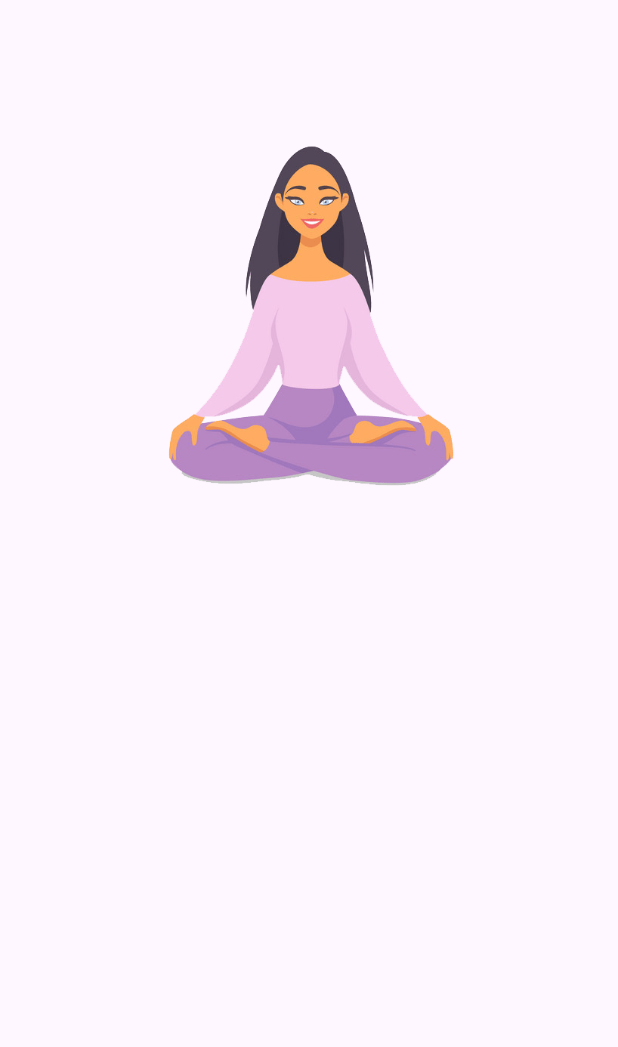
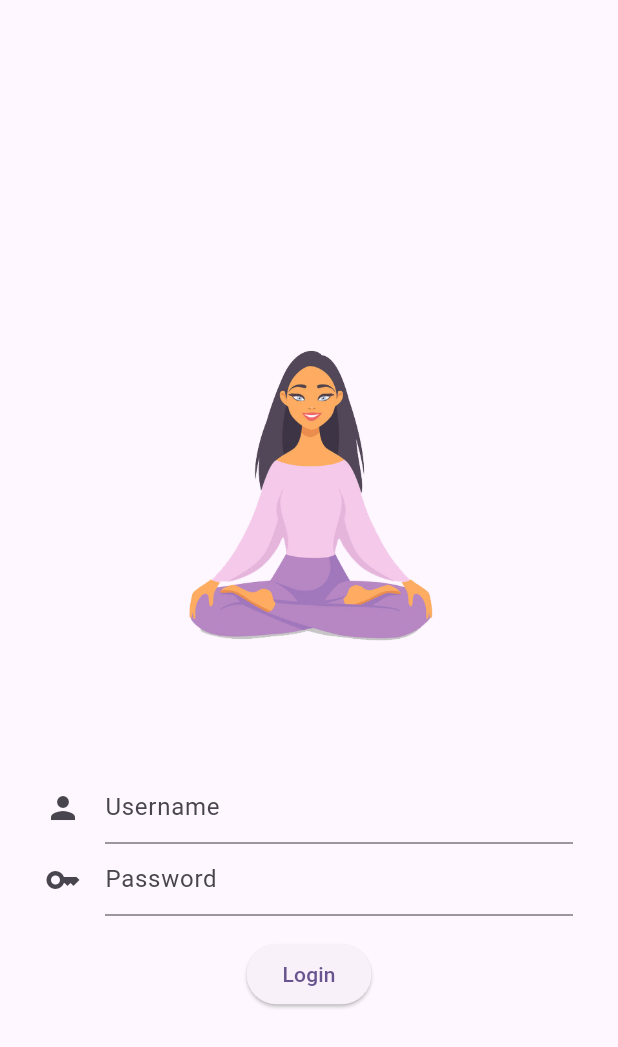
Before and after one commit to alihan-ulker/Flutter-Examples, a Flutter app: the screen it shows after launch, on a phone screen of 412 x 824 dp. Shown: the top 1047 px of the screen. Run offline on Flutter 3.47's test engine with Material 2 defaults, Android fonts, the light colour scheme and no system bars; our stand-ins replace equatable, fluro, flutter_bloc, package_info_plus; missing offline and left inert: flutter_inappwebview, vexana.

Commit message:
example completed

```diff
--- a/flutter_bloc_example_3/lib/views/auth/login/login_screen.dart
+++ b/flutter_bloc_example_3/lib/views/auth/login/login_screen.dart
@@ -3,6 +3,8 @@ import 'package:flutter_bloc/flutter_bloc.dart';
 import 'package:flutter_bloc_example_3/blocs/auth/login/login_bloc.dart';
 import 'package:flutter_bloc_example_3/blocs/auth/login/login_state.dart';
 import 'package:flutter_bloc_example_3/repository/auth/login/login_repository.dart';
+import 'package:flutter_bloc_example_3/views/auth/form_submission_status.dart';
+import 'package:flutter_bloc_example_3/views/auth/login/widgets/form_widget.dart';
 
 class LoginScreen extends StatelessWidget {
   const LoginScreen({Key? key}) : super(key: key);
@@ -15,18 +17,36 @@ class LoginScreen extends StatelessWidget {
           authRepo: context.read<LoginRepository>(),
         ),
         child: BlocListener<LoginBloc, LoginState>(
-          listener: (context, state) {},
+          listener: (context, state) {
+            final formStatus = state.formStatus;
+
+            if (formStatus is SubmissionFailed) {
+              _showSnackBar(context, formStatus.exception.toString());
+            }
+          },
           listenWhen: (previous, current) =>
               previous.formStatus != current.formStatus,
           child: Center(
-            child: Column(
-              children: [
-                Image.asset("assets/yoga_girl.png"),
-              ],
+            child: Padding(
+              padding: const EdgeInsets.symmetric(horizontal: 30.0),
+              child: Column(
+                mainAxisSize: MainAxisSize.min,
+                children: [
+                  Image.asset("assets/yoga_girl.png"),
+                  FormWidget(),
+                ],
+              ),
             ),
           ),
         ),
       ),
     );
   }
+
+  void _showSnackBar(BuildContext context, String message) {
+    final snackBar = SnackBar(
+      content: Text(message),
+    );
+    ScaffoldMessenger.of(context).showSnackBar(snackBar);
+  }
 }
--- a/flutter_bloc_example_3/lib/views/auth/login/widgets/form_widget.dart
+++ b/flutter_bloc_example_3/lib/views/auth/login/widgets/form_widget.dart
@@ -14,9 +14,12 @@ class FormWidget extends StatelessWidget {
       key: _formKey,
       child: Column(
         children: [
-          UsernameTextfield(),
-          PasswordTextfiled(),
-          LoginButton(),
+          const UsernameTextfield(),
+          const PasswordTextfiled(),
+          const SizedBox(height: 15),
+          LoginButton(
+            formKey: _formKey,
+          ),
         ],
       ),
     );
--- a/flutter_bloc_example_3/lib/views/auth/login/widgets/login_button.dart
+++ b/flutter_bloc_example_3/lib/views/auth/login/widgets/login_button.dart
@@ -1,10 +1,34 @@
 import 'package:flutter/material.dart';
+import 'package:flutter_bloc/flutter_bloc.dart';
+import 'package:flutter_bloc_example_3/blocs/auth/login/login_bloc.dart';
+import 'package:flutter_bloc_example_3/blocs/auth/login/login_event.dart';
+import 'package:flutter_bloc_example_3/blocs/auth/login/login_state.dart';
+import 'package:flutter_bloc_example_3/views/auth/form_submission_status.dart';
 
 class LoginButton extends StatelessWidget {
-  const LoginButton({Key? key}) : super(key: key);
+  const LoginButton({Key? key, required this.formKey}) : super(key: key);
+
+  final dynamic formKey;
 
   @override
   Widget build(BuildContext context) {
-    return Container();
+    return BlocBuilder<LoginBloc, LoginState>(
+      builder: ((context, state) {
+        return state.formStatus is FormSubmitting
+            ? const Center(
+                child: CircularProgressIndicator(),
+              )
+            : ElevatedButton(
+                onPressed: () {
+                  if (formKey.currentState!.validate()) {
+                    context.read<LoginBloc>().add(
+                          LoginSubmitted(),
+                        );
+                  }
+                },
+                child: const Text("Login"),
+              );
+      }),
+    );
   }
 }
--- a/flutter_bloc_example_3/lib/views/auth/login/widgets/password_textfiled.dart
+++ b/flutter_bloc_example_3/lib/views/auth/login/widgets/password_textfiled.dart
@@ -1,16 +1,29 @@
 import 'package:flutter/material.dart';
+import 'package:flutter_bloc/flutter_bloc.dart';
+import 'package:flutter_bloc_example_3/blocs/auth/login/login_bloc.dart';
+import 'package:flutter_bloc_example_3/blocs/auth/login/login_event.dart';
+import 'package:flutter_bloc_example_3/blocs/auth/login/login_state.dart';
 
 class PasswordTextfiled extends StatelessWidget {
   const PasswordTextfiled({Key? key}) : super(key: key);
 
   @override
   Widget build(BuildContext context) {
+    return BlocBuilder<LoginBloc, LoginState>(
+      builder: ((context, state) {
         return TextFormField(
           obscureText: true,
           decoration: const InputDecoration(
             icon: Icon(Icons.key),
             hintText: "Password",
           ),
+          validator: (value) =>
+              state.isValidPassword ? null : "Password is too short",
+          onChanged: (value) => context.read<LoginBloc>().add(
+                LoginPasswordChanged(password: value),
+              ),
+        );
+      }),
     );
   }
 }
--- a/flutter_bloc_example_3/lib/views/auth/login/widgets/username_textfield.dart
+++ b/flutter_bloc_example_3/lib/views/auth/login/widgets/username_textfield.dart
@@ -1,15 +1,28 @@
 import 'package:flutter/material.dart';
+import 'package:flutter_bloc/flutter_bloc.dart';
+import 'package:flutter_bloc_example_3/blocs/auth/login/login_bloc.dart';
+import 'package:flutter_bloc_example_3/blocs/auth/login/login_event.dart';
+import 'package:flutter_bloc_example_3/blocs/auth/login/login_state.dart';
 
 class UsernameTextfield extends StatelessWidget {
   const UsernameTextfield({Key? key}) : super(key: key);
 
   @override
   Widget build(BuildContext context) {
-    return TextFormField(
-      decoration: const InputDecoration(
-        icon: Icon(Icons.person),
-        hintText: "Username",
-      ),
+    return BlocBuilder<LoginBloc, LoginState>(
+      builder: ((context, state) {
+        return TextFormField(
+          decoration: const InputDecoration(
+            icon: Icon(Icons.person),
+            hintText: "Username",
+          ),
+          validator: (value) =>
+              state.isValidUsername ? null : "Username is too short",
+          onChanged: (value) => context.read<LoginBloc>().add(
+                LoginUsernameChanged(username: value),
+              ),
+        );
+      }),
     );
   }
 }
```
Lines whose indentation alone changed are shown as unchanged.
